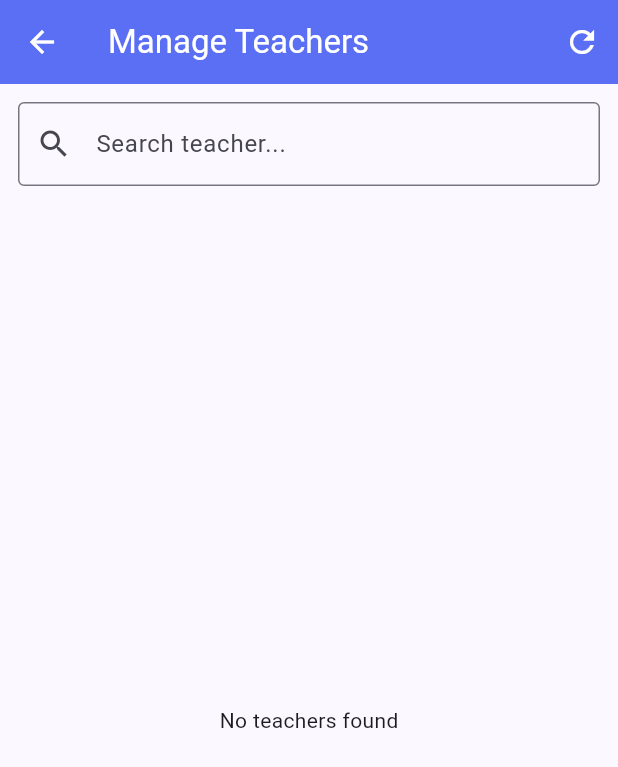
After one commit to Mochaliew/Mobile-Assignment, a Flutter app: the AdminDashboard screen opened directly, scrolled down 549 dp, after a tap on "Manage Teachers", on a phone screen of 412 x 824 dp. The commit adds this screen. Shown: the top 767 px of the screen. Run offline on Flutter 3.47's test engine with Material 3 defaults, Android fonts, the phone set to English and light mode, and no system bars; our stand-ins replace file_picker, supabase_flutter; accounts and stored records are empty.

Commit message:
admin manage teachers

```diff
--- a/lib/admin_screens/admin_dashboard.dart
+++ b/lib/admin_screens/admin_dashboard.dart
@@ -9,6 +9,7 @@ import 'category_management.dart';
 import 'transactions.dart';
 import 'system_settings.dart';
 import 'audit_logs.dart';
+import 'manage_teachers.dart';
 
 class AdminDashboard extends StatefulWidget {
   const AdminDashboard({super.key});
@@ -217,6 +218,18 @@ class _AdminDashboardState extends State<AdminDashboard> {
               ),
 
               _MenuCard(
+                icon: Icons.person,
+                title: 'Manage Teachers',
+                subtitle: 'Manage teacher accounts and status',
+                onTap: () {
+                  Navigator.push(
+                    context,
+                    MaterialPageRoute(builder: (_) => const ManageTeachers()),
+                  );
+                },
+              ),
+
+              _MenuCard(
                 icon: Icons.settings,
                 title: 'System Settings',
                 subtitle: 'Platform branding, email and storage settings',
--- /dev/null
+++ b/lib/admin_screens/manage_teachers.dart
@@ -0,0 +1,148 @@
+import 'package:flutter/material.dart';
+import 'package:supabase_flutter/supabase_flutter.dart';
+
+class ManageTeachers extends StatefulWidget {
+  const ManageTeachers({super.key});
+
+  @override
+  State<ManageTeachers> createState() => _ManageTeachersState();
+}
+
+class _ManageTeachersState extends State<ManageTeachers> {
+  final supabase = Supabase.instance.client;
+
+  bool _isLoading = false;
+  List<dynamic> teachers = [];
+  String search = '';
+
+  @override
+  void initState() {
+    super.initState();
+    fetchTeachers();
+  }
+
+  Future<void> fetchTeachers() async {
+    setState(() => _isLoading = true);
+
+    try {
+      var query = supabase
+          .from('teachers')
+          .select('teacher_id, subject_area, is_active, users(id, full_name, email)');
+
+      if (search.isNotEmpty) {
+        query = query.ilike('users.full_name', '%$search%');
+      }
+
+      final response = await query.order('teacher_id', ascending: false);
+
+      setState(() {
+        teachers = response;
+      });
+    } catch (e) {
+      showMessage('Error loading teachers: $e');
+    } finally {
+      setState(() => _isLoading = false);
+    }
+  }
+
+  Future<void> toggleTeacherStatus(Map teacher) async {
+    final userId = teacher['users']['id'];
+    final bool isActive = teacher['is_active'] == true;
+
+    try {
+      await supabase.from('teachers').update({
+        'is_active': !isActive,
+      }).eq('teacher_id', teacher['teacher_id']);
+
+      showMessage(isActive ? 'Teacher deactivated' : 'Teacher activated');
+      fetchTeachers();
+    } catch (e) {
+      showMessage('Update failed: $e');
+    }
+  }
+
+  void showMessage(String message) {
+    ScaffoldMessenger.of(context)
+      ..clearSnackBars()
+      ..showSnackBar(SnackBar(content: Text(message)));
+  }
+
+  @override
+  Widget build(BuildContext context) {
+    return Scaffold(
+      appBar: AppBar(
+        title: const Text('Manage Teachers'),
+        backgroundColor: const Color(0xFF5B6FF5),
+        foregroundColor: Colors.white,
+        actions: [
+          IconButton(
+            onPressed: fetchTeachers,
+            icon: const Icon(Icons.refresh),
+          ),
+        ],
+      ),
+      body: Column(
+        children: [
+          Padding(
+            padding: const EdgeInsets.all(12),
+            child: TextField(
+              decoration: const InputDecoration(
+                hintText: 'Search teacher...',
+                border: OutlineInputBorder(),
+                prefixIcon: Icon(Icons.search),
+              ),
+              onChanged: (value) {
+                search = value;
+                fetchTeachers();
+              },
+            ),
+          ),
+          Expanded(
+            child: _isLoading
+                ? const Center(child: CircularProgressIndicator())
+                : teachers.isEmpty
+                ? const Center(child: Text('No teachers found'))
+                : ListView.builder(
+              padding: const EdgeInsets.all(12),
+              itemCount: teachers.length,
+              itemBuilder: (context, index) {
+                final t = teachers[index];
+                final user = t['users'];
+                final bool isActive = t['is_active'] == true;
+
+                return Card(
+                  margin: const EdgeInsets.only(bottom: 12),
+                  child: ListTile(
+                    leading: CircleAvatar(
+                      backgroundColor:
+                      isActive ? Colors.green : Colors.red,
+                      child: Icon(
+                        isActive ? Icons.check : Icons.close,
+                        color: Colors.white,
+                      ),
+                    ),
+                    title: Text(user['full_name'] ?? 'Unknown'),
+                    subtitle: Column(
+                      crossAxisAlignment: CrossAxisAlignment.start,
+                      children: [
+                        Text(user['email'] ?? ''),
+                        Text('Subject: ${t['subject_area'] ?? '-'}'),
+                        Text(isActive
+                            ? 'Status: Active'
+                            : 'Status: Inactive'),
+                      ],
+                    ),
+                    trailing: FilledButton(
+                      onPressed: () => toggleTeacherStatus(t),
+                      child: Text(isActive ? 'Deactivate' : 'Activate'),
+                    ),
+                  ),
+                );
+              },
+            ),
+          ),
+        ],
+      ),
+    );
+  }
+}
```
